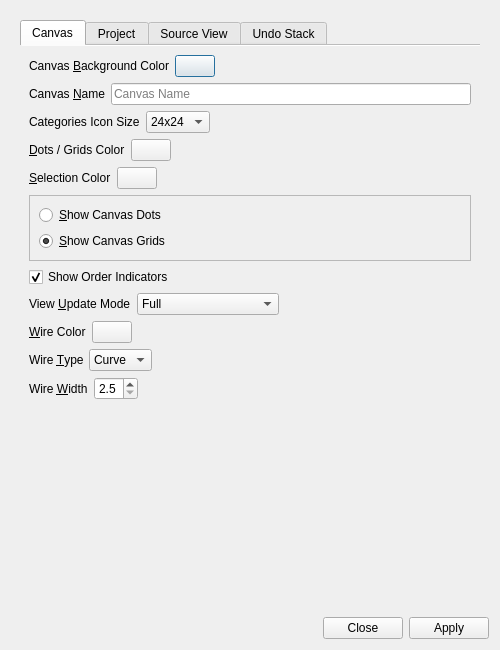
Above: UI/glitch-canvas-settings.ui from textbrowser/glitch before the change. Below: the same form after it.
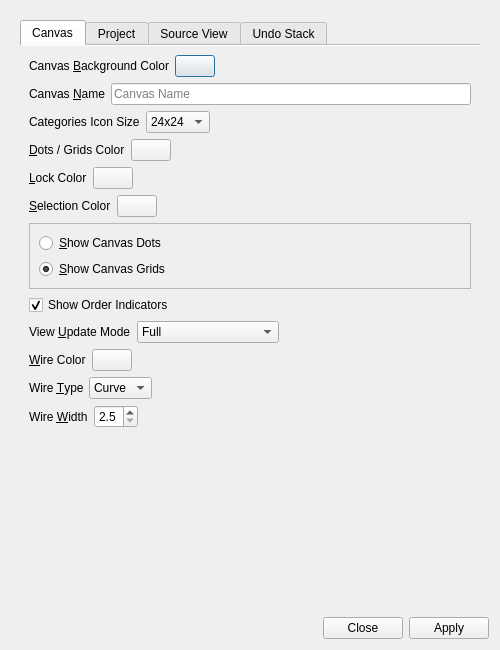
That is the form after the change. Icons and pictures are not drawn.

Commit message: Edit tool bar. Lock color.

Patch:
```diff
--- a/UI/glitch-canvas-settings.ui
+++ b/UI/glitch-canvas-settings.ui
@@ -31,8 +31,8 @@
        <rect>
         <x>0</x>
         <y>0</y>
-        <width>488</width>
-        <height>594</height>
+        <width>467</width>
+        <height>624</height>
        </rect>
       </property>
       <layout class="QVBoxLayout" name="verticalLayout_2">
@@ -201,6 +201,40 @@
              </item>
             </layout>
            </item>
+           <item>
+            <layout class="QHBoxLayout" name="horizontalLayout_15">
+             <item>
+              <widget class="QLabel" name="label_14">
+               <property name="text">
+                <string>&amp;Lock Color</string>
+               </property>
+               <property name="buddy">
+                <cstring>lock_color</cstring>
+               </property>
+              </widget>
+             </item>
+             <item>
+              <widget class="QPushButton" name="lock_color">
+               <property name="text">
+                <string notr="true"/>
+               </property>
+              </widget>
+             </item>
+             <item>
+              <spacer name="horizontalSpacer_13">
+               <property name="orientation">
+                <enum>Qt::Horizontal</enum>
+               </property>
+               <property name="sizeHint" stdset="0">
+                <size>
+                 <width>40</width>
+                 <height>20</height>
+                </size>
+               </property>
+              </spacer>
+             </item>
+            </layout>
+           </item>
            <item>
             <layout class="QHBoxLayout" name="horizontalLayout_13">
              <item>
```
Left out of the diff: 1 changed line with no effect on the pictures. The commit also changes 8 other files.
